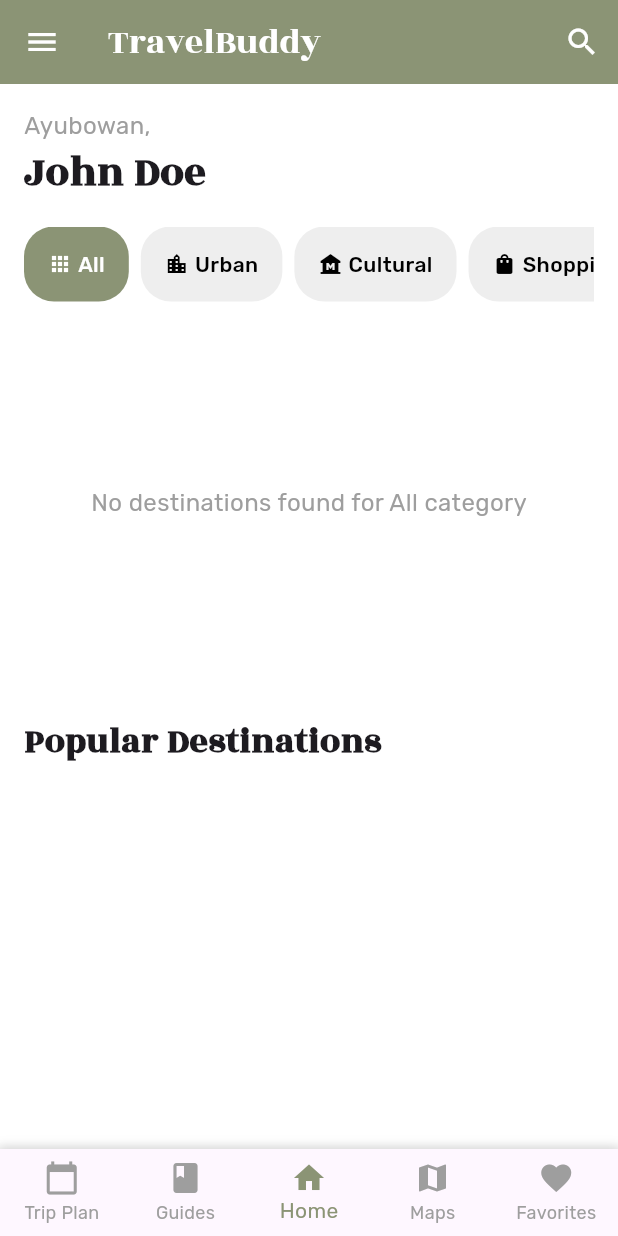
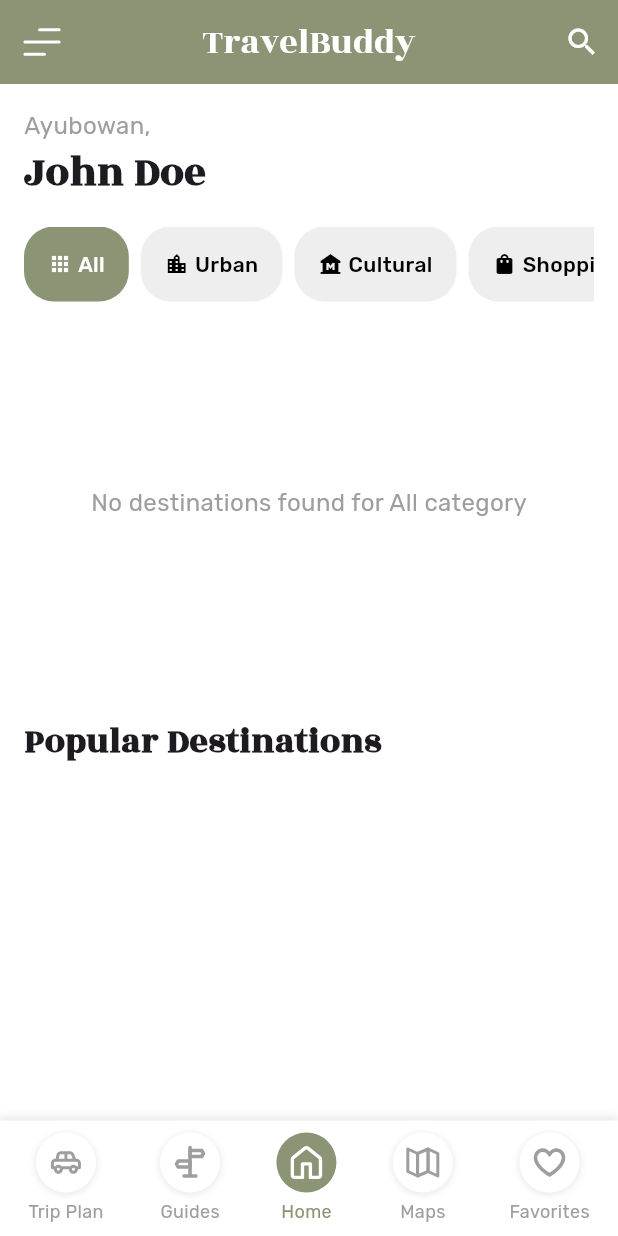
Before and after one commit to Fuze95/travel_buddy, a Flutter app: the screen it shows after launch, on a phone screen of 412 x 824 dp. Run offline on Flutter 3.47's test engine with Material 3 defaults, Android fonts, the phone set to English and light mode, and no system bars; our stand-ins replace cached_network_image, cloud_firestore, firebase_core, flutter_svg; accounts and stored records are empty.

Commit message:
navigation and icons

```diff
--- a/lib/main.dart
+++ b/lib/main.dart
@@ -29,6 +29,7 @@ class TravelBuddyApp extends StatelessWidget {
     return Consumer<ThemeProvider>(
       builder: (context, themeProvider, child) {
         return MaterialApp(
+          debugShowCheckedModeBanner: false,
           title: 'TravelBuddy',
           theme: ThemeData(
             primaryColor: const Color(0xFF8B9475),
--- /dev/null
+++ b/lib/widgets/circular_nav_item.dart
@@ -0,0 +1,47 @@
+import 'package:flutter/material.dart';
+import 'package:flutter_svg/flutter_svg.dart';
+
+class CircularNavItem extends StatelessWidget {
+  final String svgPath;
+  final bool isSelected;
+  final VoidCallback onTap;
+
+  const CircularNavItem({
+    Key? key,
+    required this.svgPath,
+    required this.isSelected,
+    required this.onTap,
+  }) : super(key: key);
+
+  @override
+  Widget build(BuildContext context) {
+    return GestureDetector(
+      onTap: onTap,
+      child: Container(
+        width: 40,
+        height: 40,
+        decoration: BoxDecoration(
+          shape: BoxShape.circle,
+          color: isSelected ? const Color(0xFF8B9475) : Colors.white,
+          boxShadow: [
+            if (!isSelected)
+              BoxShadow(
+                color: Colors.grey.withOpacity(0.2),
+                spreadRadius: 1,
+                blurRadius: 3,
+                offset: const Offset(0, 1),
+              ),
+          ],
+        ),
+        child: Center(
+          child: SvgPicture.asset(
+            svgPath,
+            width: 24,
+            height: 24,
+            color: isSelected ? Colors.white : Colors.grey,
+          ),
+        ),
+      ),
+    );
+  }
+}
--- a/lib/widgets/custom_app_bar.dart
+++ b/lib/widgets/custom_app_bar.dart
@@ -1,4 +1,6 @@
 import 'package:flutter/material.dart';
+import 'package:flutter_svg/flutter_svg.dart';
+import 'package:flutter/services.dart';
 
 class CustomAppBar extends StatelessWidget implements PreferredSizeWidget {
   const CustomAppBar({Key? key}) : super(key: key);
@@ -9,11 +11,15 @@ class CustomAppBar extends StatelessWidget implements PreferredSizeWidget {
       backgroundColor: const Color(0xFF8B9475),
       elevation: 0,
       leading: IconButton(
-        icon: const Icon(Icons.menu, color: Colors.white),
+        icon: SvgPicture.asset(
+          'assets/icons/drawer.svg',
+          color: Colors.white,
+        ),
         onPressed: () {
           // Handle menu button press
         },
       ),
+      centerTitle: true,
       title: const Text(
         'TravelBuddy',
         style: TextStyle(
--- a/lib/widgets/custom_bottom_nav_bar.dart
+++ b/lib/widgets/custom_bottom_nav_bar.dart
@@ -1,4 +1,6 @@
 import 'package:flutter/material.dart';
+import 'package:flutter_svg/flutter_svg.dart';
+import 'circular_nav_item.dart';
 
 class CustomBottomNavBar extends StatelessWidget {
   final int currentIndex;
@@ -12,7 +14,16 @@ class CustomBottomNavBar extends StatelessWidget {
 
   @override
   Widget build(BuildContext context) {
+    final List<Map<String, String>> items = [
+      {'icon': 'assets/icons/car.svg', 'label': 'Trip Plan'},
+      {'icon': 'assets/icons/guide-board.svg', 'label': 'Guides'},
+      {'icon': 'assets/icons/home.svg', 'label': 'Home'},
+      {'icon': 'assets/icons/map-draw.svg', 'label': 'Maps'},
+      {'icon': 'assets/icons/Heart.svg', 'label': 'Favorites'},
+    ];
+
     return Container(
+      padding: const EdgeInsets.symmetric(vertical: 8),
       decoration: BoxDecoration(
         color: Colors.white,
         boxShadow: [
@@ -24,34 +35,31 @@ class CustomBottomNavBar extends StatelessWidget {
           ),
         ],
       ),
-      child: BottomNavigationBar(
-        currentIndex: currentIndex,
-        onTap: onTap,
-        type: BottomNavigationBarType.fixed,
-        selectedItemColor: const Color(0xFF8B9475),
-        unselectedItemColor: Colors.grey,
-        items: const [
-          BottomNavigationBarItem(
-            icon: Icon(Icons.calendar_today),
-            label: 'Trip Plan',
+      child: Row(
+        mainAxisAlignment: MainAxisAlignment.spaceAround,
+        children: List.generate(
+          items.length,
+              (index) => Column(
+            mainAxisSize: MainAxisSize.min,
+            children: [
+              CircularNavItem(
+                svgPath: items[index]['icon']!,
+                isSelected: currentIndex == index,
+                onTap: () => onTap(index),
+              ),
+              const SizedBox(height: 4),
+              Text(
+                items[index]['label']!,
+                style: TextStyle(
+                  fontSize: 12,
+                  color: currentIndex == index
+                      ? const Color(0xFF8B9475)
+                      : Colors.grey,
+                ),
+              ),
+            ],
           ),
-          BottomNavigationBarItem(
-            icon: Icon(Icons.book),
-            label: 'Guides',
-          ),
-          BottomNavigationBarItem(
-            icon: Icon(Icons.home),
-            label: 'Home',
-          ),
-          BottomNavigationBarItem(
-            icon: Icon(Icons.map),
-            label: 'Maps',
-          ),
-          BottomNavigationBarItem(
-            icon: Icon(Icons.favorite),
-            label: 'Favorites',
-          ),
-        ],
+        ),
       ),
     );
   }
--- a/pubspec.yaml
+++ b/pubspec.yaml
@@ -16,6 +16,7 @@ dependencies:
   firebase_core: ^2.24.2
   provider: ^6.1.1
   cached_network_image: ^3.3.1
+  flutter_svg: ^2.0.9
 
 
   # The following adds the Cupertino Icons font to your application.
@@ -47,6 +48,7 @@ flutter:
   # To add assets to your application, add an assets section, like this:
   assets:
     - assets/images/placeholder_destination.jpg
+    - assets/icons/
 
   fonts:
     - family: Rozha One
```
Also changed, not shown: assets/icons/Heart.svg (added), assets/icons/car.svg (added), assets/icons/drawer.svg (added), assets/icons/guide-board.svg (added), assets/icons/home.svg (added), assets/icons/map-draw.svg (added), pubspec.lock.
